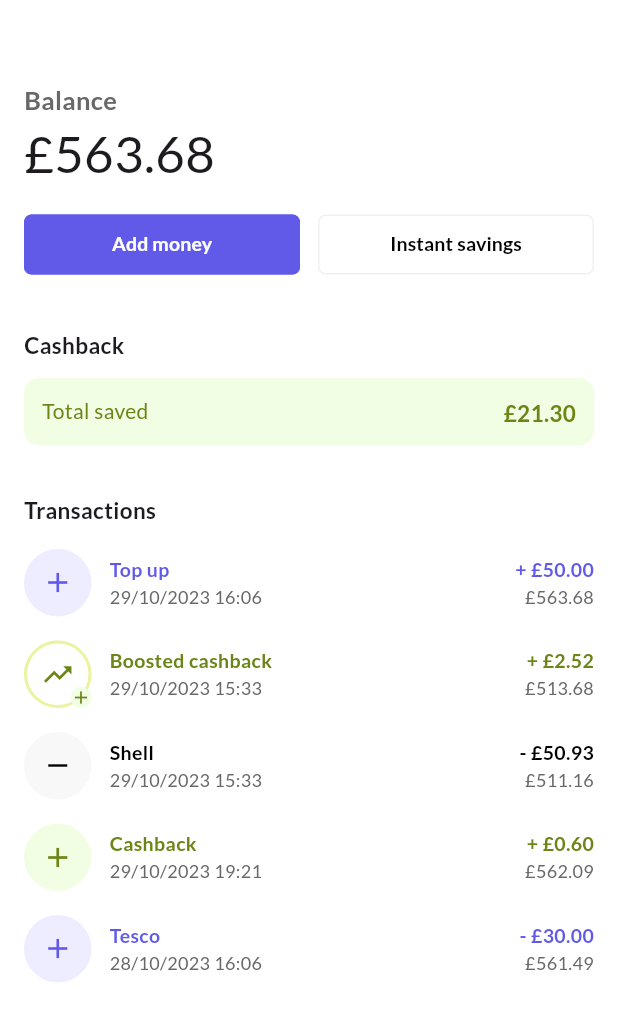
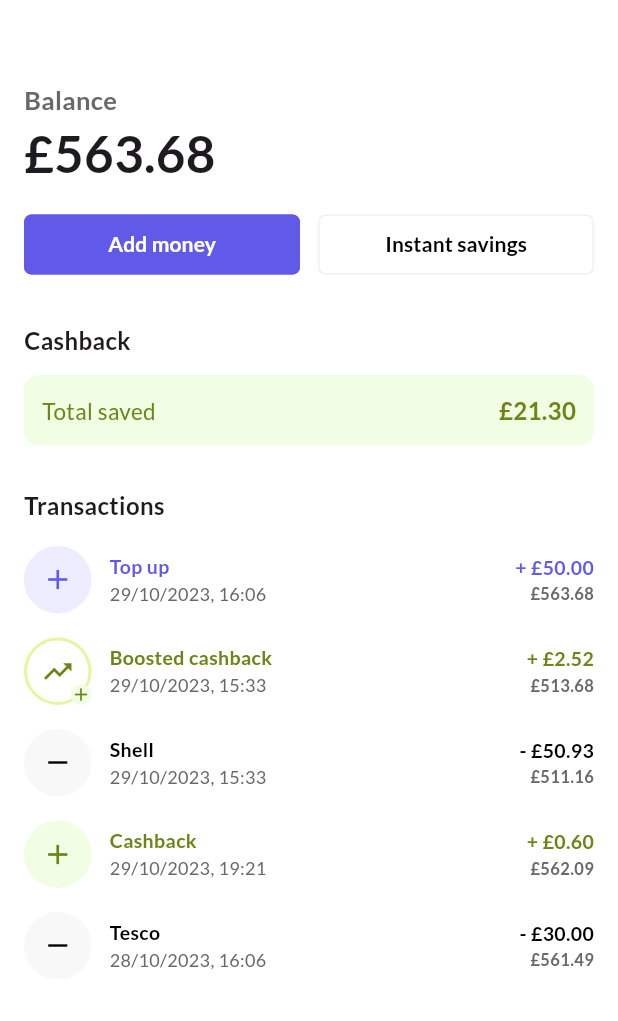
Before and after one commit to scognito/onsi-test, a Flutter app: the screen it shows after launch, on a phone screen of 412 x 824 dp. Shown: the top 1021 px of the screen. Run offline on Flutter 3.47's test engine with Material 3 defaults, Android fonts, the phone set to English and light mode, and no system bars; our stand-ins replace google_fonts.

Commit message:
Minor fixes

```diff
--- a/lib/config/app_text.dart
+++ b/lib/config/app_text.dart
@@ -1,6 +1,11 @@
 import 'package:flutter/material.dart';
 
 class AppText {
+
+  static const poppins11Semibold = TextStyle(
+    fontSize: 11,
+    fontWeight: FontWeight.w600,
+  );
 
   static const poppins12Medium = TextStyle(
     fontSize: 12,
@@ -17,9 +22,9 @@ class AppText {
     fontWeight: FontWeight.w600,
   );
 
-  static const poppins14Medium = TextStyle(
+  static const poppins14Semibold = TextStyle(
     fontSize: 14,
-    fontWeight: FontWeight.w500,
+    fontWeight: FontWeight.w600,
   );
 
   static const poppins14Bold = TextStyle(
@@ -27,9 +32,14 @@ class AppText {
     fontWeight: FontWeight.w700,
   );
 
-  static const poppins15Bold = TextStyle(
+  static const poppins16Bold = TextStyle(
+    fontSize: 16,
+    fontWeight: FontWeight.w700,
+  );
+
+  static const poppins15Medium = TextStyle(
     fontSize: 15,
-    fontWeight: FontWeight.w700,
+    fontWeight: FontWeight.w500,
   );
 
   static const poppins17Semibold = TextStyle(
@@ -42,8 +52,8 @@ class AppText {
     fontWeight: FontWeight.w500,
   );
 
-  static const poppins34Medium = TextStyle(
+  static const poppins34Semibold = TextStyle(
     fontSize: 34,
-    fontWeight: FontWeight.w500,
+    fontWeight: FontWeight.w600,
   );
 }
--- a/lib/model/data.dart
+++ b/lib/model/data.dart
@@ -52,7 +52,7 @@ class DataModel {
           currentBalance: 562.09,
         ),
         TransactionModel(
-          type: TransactionType.credit,
+          type: TransactionType.charge,
           name: 'Tesco',
           date: DateTime(2023, 10, 28, 16, 06, 0),
           amount: -30,
--- a/lib/screen/home/home_screen_view.dart
+++ b/lib/screen/home/home_screen_view.dart
@@ -37,9 +37,9 @@ class HomeScreenView extends StatelessWidget {
                     BalanceView(dataModel: dataModel),
                     const SizedBox(height: 12),
                     const ActionButtonView(),
-                    const SizedBox(height: 32),
+                    const SizedBox(height: 28),
                     CashbackView(dataModel: dataModel),
-                    const SizedBox(height: 32),
+                    const SizedBox(height: 28),
                     TransactionsView(dataModel: dataModel),
                   ],
                 ),
--- a/lib/utils.dart
+++ b/lib/utils.dart
@@ -37,6 +37,6 @@ class Utils {
   }
 
   static String getFormattedDate(DateTime date) {
-    return '${date.day}/${date.month}/${date.year} ${date.hour.toString().padLeft(2, '0')}:${date.minute.toString().padLeft(2, '0')}';
+    return '${date.day}/${date.month}/${date.year}, ${date.hour.toString().padLeft(2, '0')}:${date.minute.toString().padLeft(2, '0')}';
   }
 }
--- a/lib/widget/commons/button_view.dart
+++ b/lib/widget/commons/button_view.dart
@@ -31,7 +31,7 @@ class ButtonView extends StatelessWidget {
       ),
       child: Text(
         text,
-        style: AppText.poppins13Semibold.copyWith(color: textColor),
+        style: AppText.poppins14Semibold.copyWith(color: textColor),
       ),
     );
   }
--- a/lib/widget/home/balance_view.dart
+++ b/lib/widget/home/balance_view.dart
@@ -22,7 +22,7 @@ class BalanceView extends StatelessWidget {
         ),
         Text(
           '${dataModel.currency}${dataModel.balance.toString()}',
-          style: AppText.poppins34Medium,
+          style: AppText.poppins34Semibold,
         ),
       ],
     );
--- a/lib/widget/home/cashback_view.dart
+++ b/lib/widget/home/cashback_view.dart
@@ -18,7 +18,7 @@ class CashbackView extends StatelessWidget {
       children: [
         const Text(
           'Cashback',
-          style: AppText.poppins15Bold,
+          style: AppText.poppins16Bold,
         ),
         const SizedBox(height: 12),
         Container(
@@ -32,11 +32,11 @@ class CashbackView extends StatelessWidget {
             children: [
               Text(
                 'Total saved',
-                style: AppText.poppins14Medium.copyWith(color: AppColors.greenDark),
+                style: AppText.poppins15Medium.copyWith(color: AppColors.greenDark),
               ),
               Text(
                 '${dataModel.currency}${dataModel.cashback.toStringAsFixed(2)}',
-                style: AppText.poppins15Bold.copyWith(color: AppColors.greenDark),
+                style: AppText.poppins16Bold.copyWith(color: AppColors.greenDark),
               ),
             ],
           ),
--- a/lib/widget/home/transactions_view.dart
+++ b/lib/widget/home/transactions_view.dart
@@ -20,7 +20,7 @@ class TransactionsView extends StatelessWidget {
       children: [
         const Text(
           'Transactions',
-          style: AppText.poppins15Bold,
+          style: AppText.poppins16Bold,
         ),
         ...dataModel.transactions.map(
           (transaction) => TransactionRowView(
@@ -78,7 +78,7 @@ class TransactionRowView extends StatelessWidget {
                     ),
                     Text(
                       '${transaction.currency}${transaction.currentBalance.toStringAsFixed(2)}',
-                      style: AppText.poppins12Medium.copyWith(color: AppColors.greyDark),
+                      style: AppText.poppins11Semibold.copyWith(color: AppColors.greyDark),
                     ),
                   ],
                 )
--- a/pubspec.yaml
+++ b/pubspec.yaml
@@ -1,5 +1,5 @@
 name: onsi
-description: A new Flutter project.
+description: Onsi test project
 
 publish_to: 'none'
 
```
Also changed, not shown: 1 other file.
